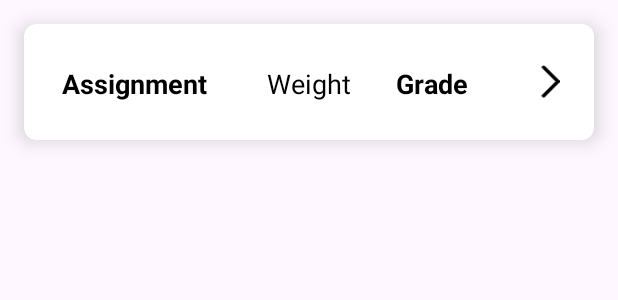
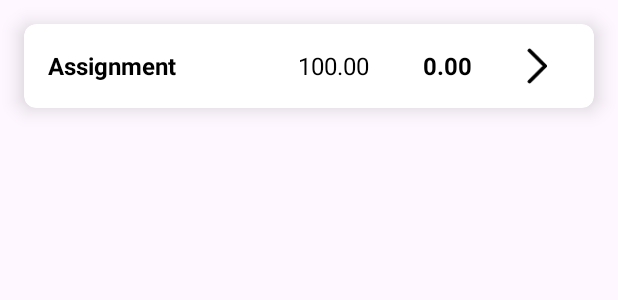
Before and after one commit to xinyijong/JomStudy, an Android app: the layout assignmentgrade.xml on its own in the app's theme, with its tools: preview values and no code run, on a phone screen of 412 x 824 dp. Shown: the top 300 px of the screen. Run offline under Robolectric (Android 15) with nearby library versions, the phone set to English and light mode, and no system bars.

Commit message:
adjust properly

```diff
--- a/app/src/main/res/layout/assignmentgrade.xml
+++ b/app/src/main/res/layout/assignmentgrade.xml
@@ -1,8 +1,10 @@
-<androidx.cardview.widget.CardView xmlns:android="http://schemas.android.com/apk/res/android"
+<!-- RecyclerView Item Layout -->
+<androidx.cardview.widget.CardView
+    xmlns:android="http://schemas.android.com/apk/res/android"
+    xmlns:app="http://schemas.android.com/apk/res-auto"
+    android:id="@+id/cardView"
     android:layout_width="match_parent"
     android:layout_height="wrap_content"
-    xmlns:app="http://schemas.android.com/apk/res-auto"
-    android:id="@+id/cardView"
     android:foreground="?android:attr/selectableItemBackground"
     app:cardElevation="8dp"
     app:cardCornerRadius="8dp"
@@ -11,69 +13,55 @@
     <LinearLayout
         android:layout_width="match_parent"
         android:layout_height="wrap_content"
-        android:layout_marginLeft="5dp"
-        android:layout_marginTop="15dp"
-        android:layout_marginStart="15dp"
-        android:layout_marginEnd="15dp"
-        android:layout_marginBottom="15dp"
-        android:orientation="vertical">
+        android:orientation="vertical"
+        android:padding="16dp">
 
+        <!-- Row with Assignment Title, Weight, Grade, and Icon -->
         <LinearLayout
-            android:layout_width="wrap_content"
+            android:layout_width="match_parent"
             android:layout_height="wrap_content"
-            android:layout_gravity="center_vertical"
             android:orientation="horizontal"
-            android:layout_marginTop="10dp">
-            <LinearLayout
-                android:layout_width="wrap_content"
-                android:layout_height="wrap_content"
-                android:orientation="horizontal">
+            android:gravity="center_vertical">
 
             <TextView
-                    android:layout_width="wrap_content"
+                android:id="@+id/assignmentTitle"
+                android:layout_width="0dp"
                 android:layout_height="wrap_content"
-                    android:id="@+id/assignmentTitle"
+                android:layout_weight="2"
                 android:text="Assignment"
                 android:textColor="@color/black"
-                    android:textSize="18sp"
-                    android:layout_marginLeft="10dp"
-                    android:layout_marginTop="2dp"
-                    android:textStyle="bold"/>
+                android:textSize="16sp"
+                android:textStyle="bold"
+                android:gravity="start" />
 
             <TextView
-                    android:layout_width="wrap_content"
+                android:id="@+id/weight"
+                android:layout_width="0dp"
                 android:layout_height="wrap_content"
-                    android:id="@+id/weight"
-                    android:text="Weight"
+                android:layout_weight="1"
+                android:text="100.00"
                 android:textColor="@color/black"
-                    android:textSize="18sp"
-                    android:layout_marginStart="40dp"
-                    android:layout_marginTop="2dp" />
+                android:textSize="16sp"
+                android:gravity="center" />
 
             <TextView
-                    android:layout_width="wrap_content"
+                android:id="@+id/grade"
+                android:layout_width="0dp"
                 android:layout_height="wrap_content"
-                    android:id="@+id/grade"
-                    android:text="Grade"
+                android:layout_weight="1"
+                android:text="0.00"
                 android:textColor="@color/black"
-                    android:textSize="18sp"
-                    android:layout_marginStart="30dp"
-                    android:layout_marginTop="2dp"
-                    android:textStyle="bold"/>
+                android:textSize="16sp"
+                android:textStyle="bold"
+                android:gravity="center" />
 
             <ImageView
-                    android:layout_width="30dp"
-                    android:layout_height="22dp"
+                android:id="@+id/icon"
+                android:layout_width="24dp"
+                android:layout_height="24dp"
                 android:src="@drawable/vector"
-                    android:layout_marginStart="40dp"
-                    android:layout_marginTop="2dp"/>
+                android:layout_marginStart="10dp"
+                android:layout_marginEnd="10dp" />
         </LinearLayout>
     </LinearLayout>
-
-        <LinearLayout
-            android:layout_width="wrap_content"
-            android:layout_height="match_parent"
-            android:orientation="horizontal"
-            android:layout_marginBottom="10dp"/>
-    </LinearLayout>
 </androidx.cardview.widget.CardView>
```
Lines whose indentation alone changed are shown as unchanged.
